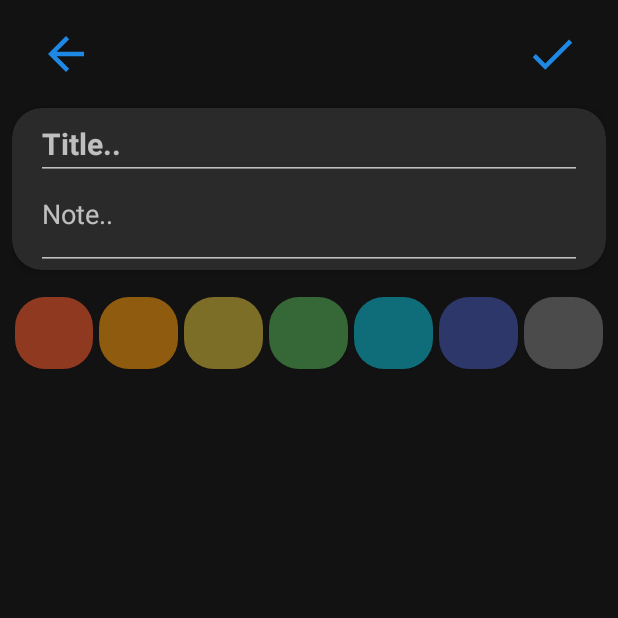
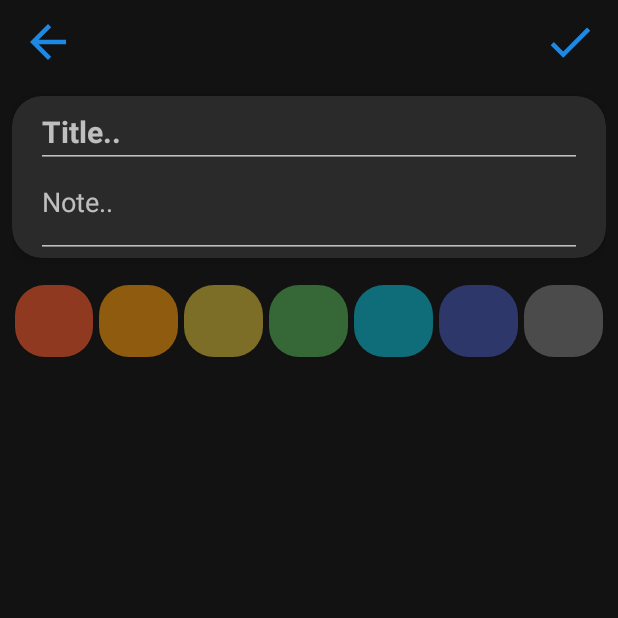
Before and after one commit to AlecSPb/Note, an Android app: the EditNoteFragment screen opened through its navigation route, on a phone screen of 412 x 824 dp, the top half of it. Run offline under Robolectric (Android 15) with nearby library versions, the phone set to English and light mode, and no system bars; our stand-ins replace navigation-ui.

Commit message:
edit layout

```diff
--- a/app/src/main/res/layout/fragment_edit_note.xml
+++ b/app/src/main/res/layout/fragment_edit_note.xml
@@ -16,7 +16,8 @@
 
         <androidx.constraintlayout.widget.ConstraintLayout
             android:layout_width="match_parent"
-            android:layout_height="wrap_content"
+            android:layout_height="?actionBarSize"
+            android:layout_marginBottom="8dp"
             android:orientation="horizontal">
 
             <com.google.android.material.button.MaterialButton
@@ -24,7 +25,6 @@
                 style="@style/Widget.MaterialComponents.Button.TextButton.Icon"
                 android:layout_width="48dp"
                 android:layout_height="48dp"
-                android:layout_margin="12dp"
                 app:icon="@drawable/ic_baseline_arrow_back_24"
                 app:iconGravity="textStart"
                 app:iconPadding="0dp"
@@ -39,7 +39,6 @@
                 style="@style/Widget.MaterialComponents.Button.TextButton.Icon"
                 android:layout_width="48dp"
                 android:layout_height="48dp"
-                android:layout_margin="12dp"
                 app:icon="@drawable/ic_baseline_check_24"
                 app:iconGravity="textStart"
                 app:iconPadding="0dp"
```
